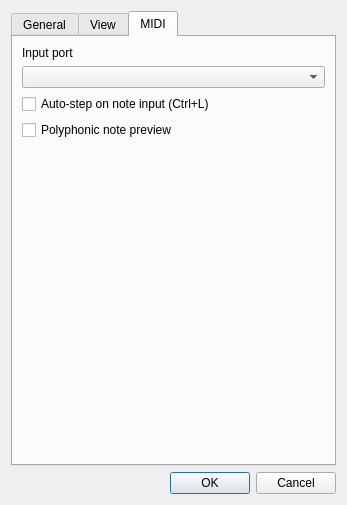
Before: the Qt Designer form src/editor/SettingsDialog.ui in yuxshao/ptcollab, drawn with Qt 5.
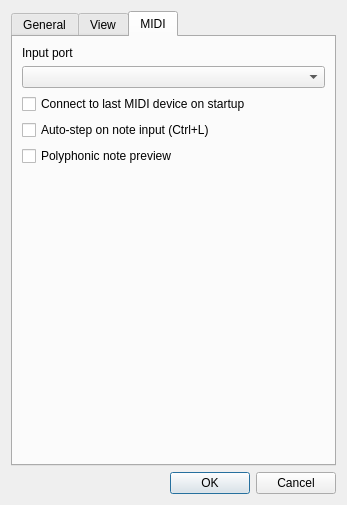
After: the same form once the commit is applied. The open tabs and pages were chosen to show the change.

Commit message: save last midi device opened

The edit to the form file:
```diff
--- a/src/editor/SettingsDialog.ui
+++ b/src/editor/SettingsDialog.ui
@@ -230,6 +230,13 @@
        <item>
         <widget class="QComboBox" name="midiInputPortCombo"/>
        </item>
+       <item>
+        <widget class="QCheckBox" name="autoConnectMidiCheck">
+         <property name="text">
+          <string>Connect to last MIDI device on startup</string>
+         </property>
+        </widget>
+       </item>
        <item>
         <widget class="QCheckBox" name="autoAdvanceCheck">
          <property name="text">
```
The commit also changes 6 other files.
